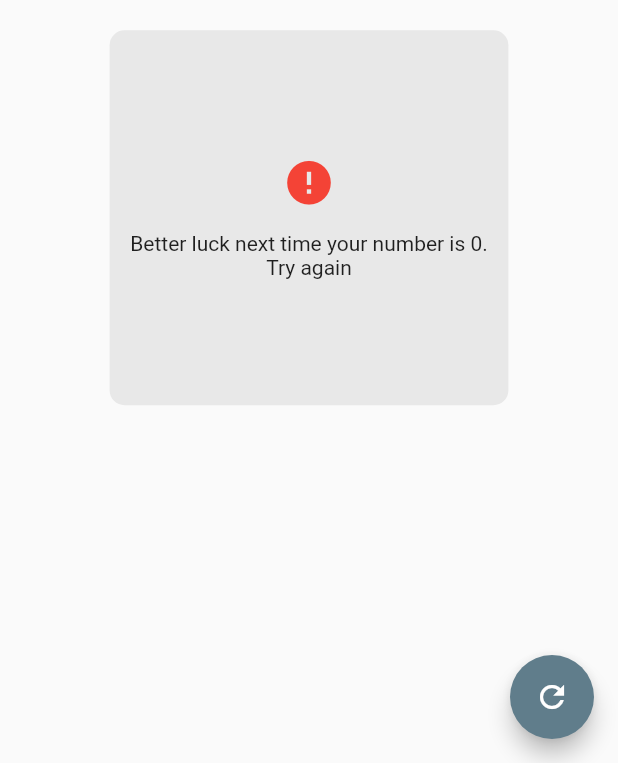
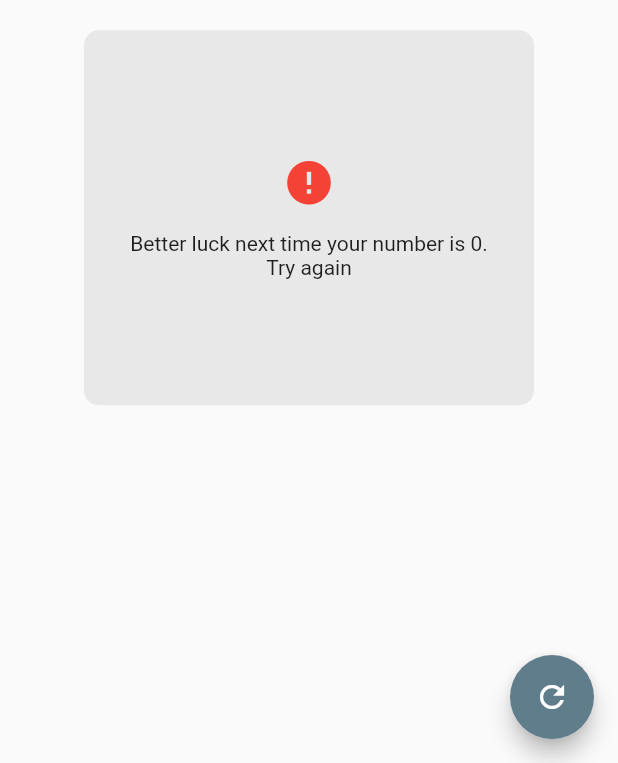
Before and after one commit to ihilalahmad/flutter_lottery_app, a Flutter app: the screen it shows after launch, on a phone screen of 412 x 824 dp, the part 473-1236 px from its top. Run offline on Flutter 3.47's test engine with Material 2 defaults, Android fonts, the phone set to English and light mode, and no system bars.

Commit message:
contianer width adjusted

```diff
--- a/lib/main.dart
+++ b/lib/main.dart
@@ -43,6 +43,7 @@ class _MyAppState extends State<MyApp> {
             ),
             Container(
               height: 250,
+              width: 300,
               decoration: BoxDecoration(
                   color: Colors.grey.withOpacity(0.2),
                   borderRadius: BorderRadius.circular(10)),
@@ -52,17 +53,17 @@ class _MyAppState extends State<MyApp> {
                     ? Column(
                         mainAxisAlignment: MainAxisAlignment.center,
                         crossAxisAlignment: CrossAxisAlignment.center,
-                        children: const [
-                          Icon(
+                        children: [
+                          const Icon(
                             Icons.done_all_rounded,
                             color: Colors.green,
                             size: 35,
                           ),
-                          SizedBox(
+                          const SizedBox(
                             height: 15,
                           ),
                           Text(
-                            'Congratulation you won the lottery',
+                            'Congratulation you have won the lottery. \nYour number is $randomNumber',
                             textAlign: TextAlign.center,
                           )
                         ],
```
